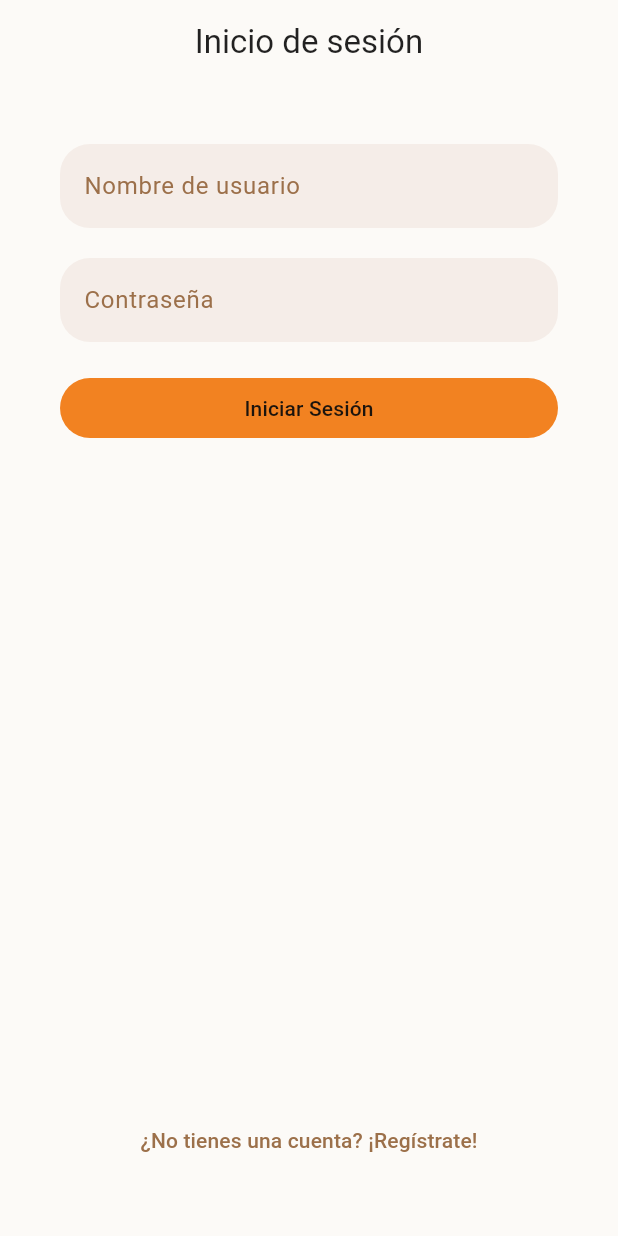
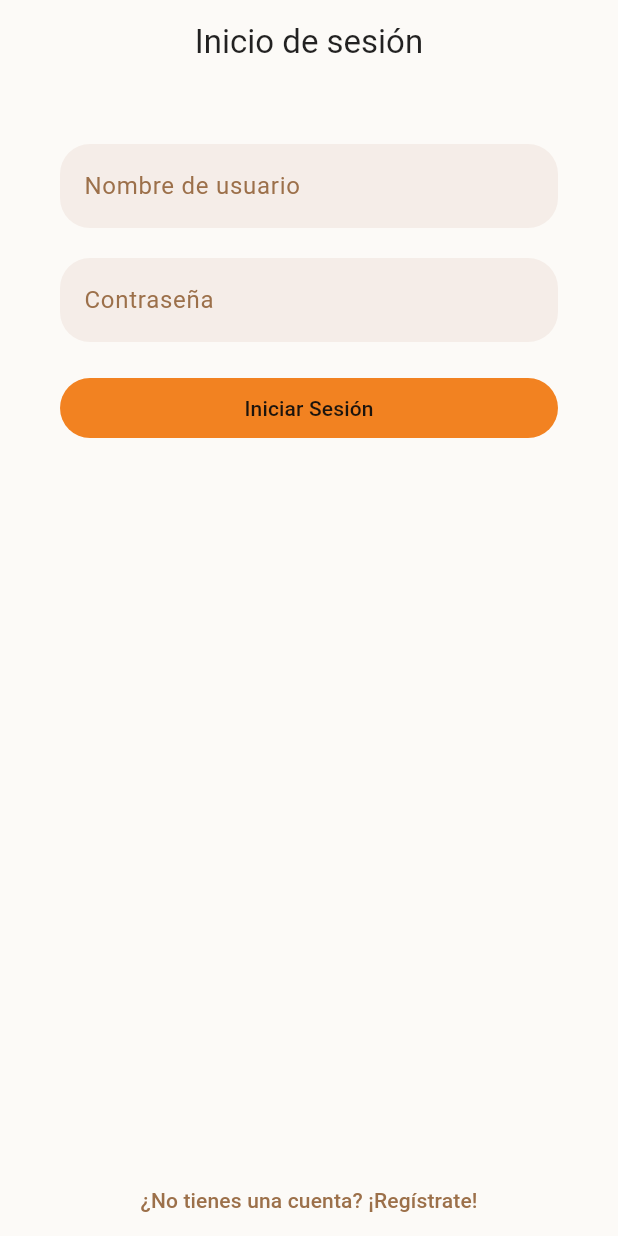
Before and after one commit to rauulssanchezz/crud_shop, a Flutter app: the screen it shows after launch, on a phone screen of 412 x 824 dp. Run offline on Flutter 3.47's test engine with Material 3 defaults, Android fonts, the light colour scheme and no system bars; our stand-ins replace go_router.

Commit message:
update padding from login

```diff
--- a/lib/presentation/screen/auth/login_screen.dart
+++ b/lib/presentation/screen/auth/login_screen.dart
@@ -46,7 +46,7 @@ class _FormState extends State<_Form> {
     return SafeArea(
       child: Center(
         child: Padding(
-          padding: const EdgeInsets.all(40.0),
+          padding: const EdgeInsets.fromLTRB(40.0, 40.0, 40.0, 0),
           child: Column(
             children: [
               Expanded(
```
